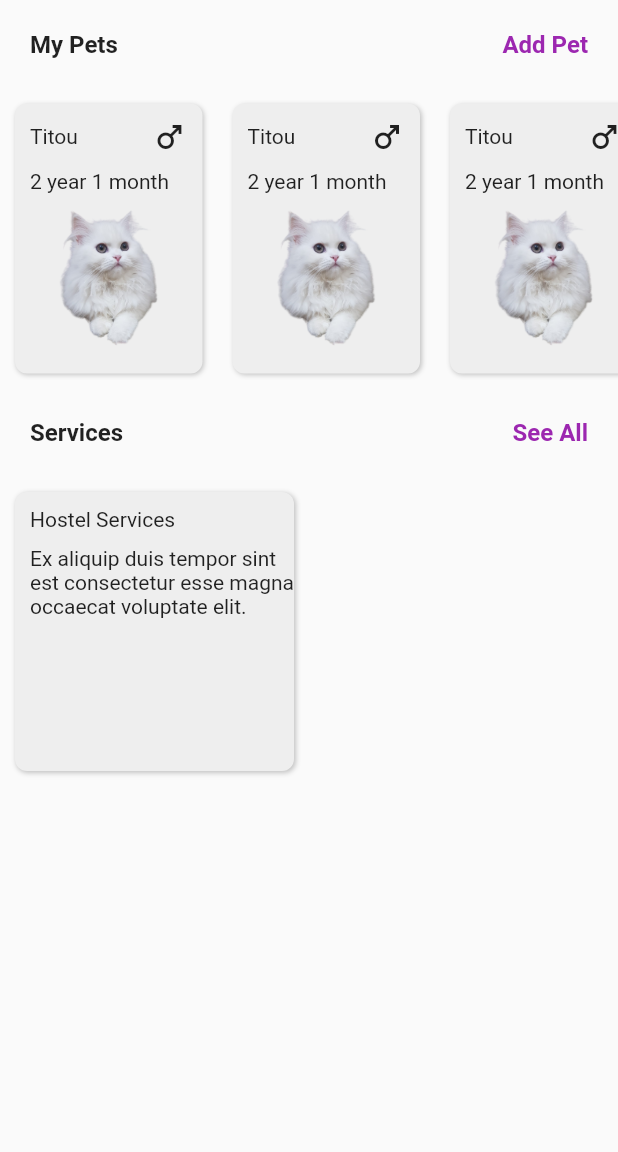
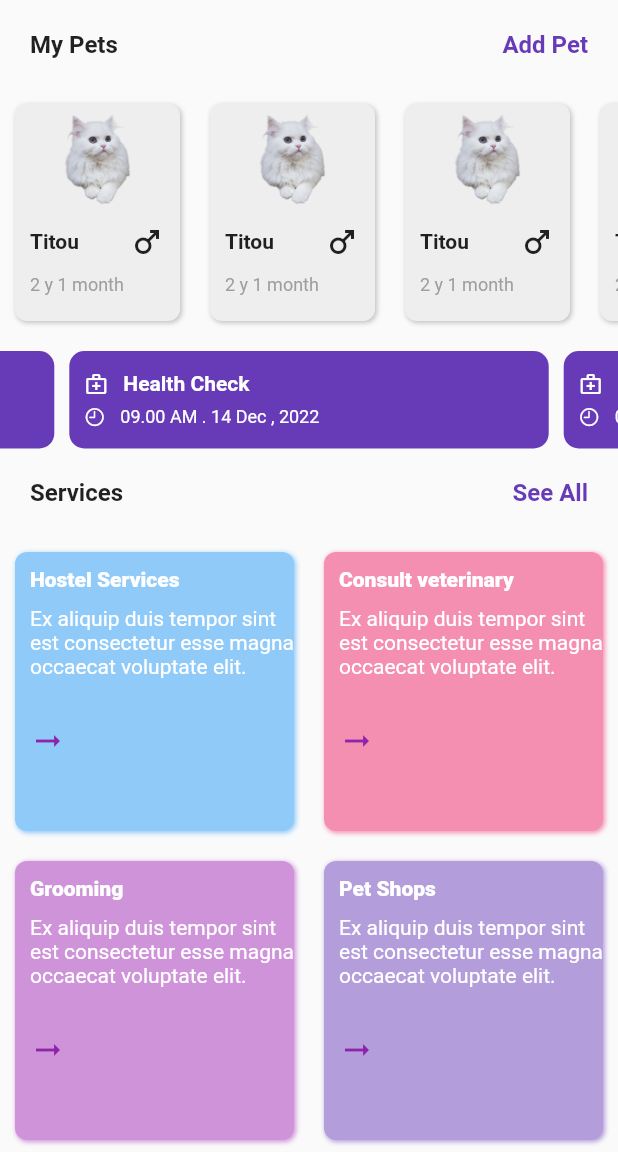
Before and after one commit to jithuhari/Hackathon_App, a Flutter app: the screen it shows after launch, on a phone screen of 412 x 824 dp, the part 84-1236 px from its top. Run offline on Flutter 3.47's test engine with Material 2 defaults, Android fonts, the phone set to English and light mode, and no system bars; drawn by our look-alikes of carousel_slider; our stand-ins replace get.

Commit message:
Add services

```diff
--- a/lib/Screens/home/home_screen.dart
+++ b/lib/Screens/home/home_screen.dart
@@ -1,19 +1,60 @@
+import 'package:carousel_slider/carousel_slider.dart';
+import 'package:flutter/cupertino.dart';
 import 'package:flutter/material.dart';
+import 'package:get/get.dart';
+import 'package:hackathon_app/Screens/animal_profile/animal_profile_screen.dart';
 import 'package:hackathon_app/theme/colors/colors.dart';
 import 'package:hackathon_app/theme/constants/const.dart';
 import 'package:hackathon_app/widgets/animal_card.dart';
 import 'package:hackathon_app/widgets/animal_services_widget.dart';
+import 'package:hackathon_app/widgets/drawer_widget.dart';
 
 class HomeScreen extends StatelessWidget {
-  const HomeScreen({Key? key}) : super(key: key);
+  HomeScreen({Key? key}) : super(key: key);
+
+  List headings = [
+    'Hostel Services',
+    'Consult veterinary',
+    'Grooming',
+    'Pet Shops',
+    'Pet Products',
+    'Events',
+    'Training',
+    'Breeding',
+    'Adoption',
+    'Insurance',
+    'Lost tracking (GPS tag)',
+  ];
+
+  List accents = <Color>[
+    Colors.blue.shade200,
+    Colors.pink.shade200,
+    Colors.purple.shade200,
+    Colors.deepPurple.shade200,
+    Colors.indigo.shade200,
+    Colors.red.shade200,
+    Colors.lightBlue.shade200,
+    Colors.cyan.shade200,
+    Colors.teal.shade200,
+    Colors.green.shade200,
+    Colors.lightGreen.shade200,
+  ];
 
   @override
   Widget build(BuildContext context) {
     return Scaffold(
+      drawer: const DrawerWidget(),
       appBar: AppBar(
         elevation: 0,
         backgroundColor: kAppbarColor,
-        leading: const Icon(Icons.menu_outlined, color: kTextColor),
+        leading: Builder(builder: (context) {
+          return GestureDetector(
+            onTap: () {
+              Scaffold.of(context).openDrawer();
+            },
+            child: const Icon(Icons.menu_outlined, color: kTextColor),
+          );
+        }),
         title: Row(
           mainAxisAlignment: MainAxisAlignment.center,
           children: const [
@@ -33,7 +74,10 @@ class HomeScreen extends StatelessWidget {
           )
         ],
       ),
-      body: SafeArea(
+      body: SingleChildScrollView(
+        child: SafeArea(
+          child: SizedBox(
+            height: MediaQuery.of(context).size.height,
             child: Column(
               children: [
                 Padding(
@@ -43,7 +87,8 @@ class HomeScreen extends StatelessWidget {
                     children: const [
                       Text(
                         'My Pets',
-                  style: TextStyle(fontWeight: FontWeight.bold, fontSize: 16),
+                        style: TextStyle(
+                            fontWeight: FontWeight.bold, fontSize: 16),
                       ),
                       Text(
                         'Add Pet',
@@ -56,19 +101,84 @@ class HomeScreen extends StatelessWidget {
                   ),
                 ),
                 SizedBox(
-            height: 200,
+                  height: 165,
                   child: ListView.separated(
                       scrollDirection: Axis.horizontal,
-                itemBuilder: (context, intex) => const AnimalCard(
+                      itemBuilder: (context, intex) => GestureDetector(
+                        onTap: (){
+                          Get.to(const AnimalProfileScreen());
+                        },
+                        child: const AnimalCard(
                               myIcons: Icons.male,
                               name: 'Titou',
-                      ageDetails: '2 year 1 month',
+                              ageDetails: '2 y 1 month', homeWidth: 110,
+                            ),
                       ),
                       separatorBuilder: (context, index) => const SizedBox(
                             width: 0,
                           ),
                       itemCount: 4),
                 ),
+                kheight,
+                //Carousel Slider
+
+                CarouselSlider(
+                  options: CarouselOptions(height: 65.0),
+                  items: ['Health Checkup', 'Champions', 3].map((i) {
+                    return Builder(
+                      builder: (BuildContext context) {
+                        return Container(
+                            width: MediaQuery.of(context).size.width,
+                            margin: const EdgeInsets.symmetric(horizontal: 5.0),
+                            decoration: BoxDecoration(
+                                color: Colors.deepPurple.shade500,
+                                borderRadius: BorderRadius.circular(10)),
+                            child: Padding(
+                              padding: kPadding10,
+                              child: Column(
+                                mainAxisAlignment:
+                                    MainAxisAlignment.spaceAround,
+                                children: [
+                                  Row(
+                                    crossAxisAlignment:
+                                        CrossAxisAlignment.start,
+                                    children: const [
+                                      Icon(Icons.medical_services_outlined,
+                                          size: 16, color: Colors.white),
+                                      kWidth,
+                                      Text(
+                                        'Health Check',
+                                        style: TextStyle(
+                                            fontSize: 14.0,
+                                            color: Colors.white,
+                                            fontWeight: FontWeight.bold),
+                                      ),
+                                    ],
+                                  ),
+                                  Row(
+                                    crossAxisAlignment:
+                                        CrossAxisAlignment.start,
+                                    children: const [
+                                      Icon(CupertinoIcons.clock,
+                                          size: 14, color: Colors.white),
+                                      kWidth,
+                                      Text(
+                                        '09.00 AM . 14 Dec , 2022',
+                                        style: TextStyle(
+                                          fontSize: 12.0,
+                                          color: Colors.white,
+                                        ),
+                                      ),
+                                    ],
+                                  ),
+                                ],
+                              ),
+                            ));
+                      },
+                    );
+                  }).toList(),
+                ),
+
                 Padding(
                   padding: kPadding20,
                   child: Row(
@@ -76,7 +186,8 @@ class HomeScreen extends StatelessWidget {
                     children: const [
                       Text(
                         'Services',
-                  style: TextStyle(fontWeight: FontWeight.bold, fontSize: 16),
+                        style: TextStyle(
+                            fontWeight: FontWeight.bold, fontSize: 16),
                       ),
                       Text(
                         'See All',
@@ -89,38 +200,26 @@ class HomeScreen extends StatelessWidget {
                   ),
                 ),
                 Expanded(
-            child: GridView.count(
-              // gridDelegate: const SliverGridDelegateWithFixedCrossAxisCount(
-              //   crossAxisCount: 2,
-              // ),
-              crossAxisCount: 2,
-              shrinkWrap: true,
-              children: const [
-                AnimalServiceWidget(
+                  child: GridView.builder(
+                    itemCount: headings.length,
+                    itemBuilder: (context, index) => AnimalServiceWidget(
                       details:
                           'Ex aliquip duis tempor sint est consectetur esse magna occaecat voluptate elit.',
-                  heading: 'Hostel Services',
+                      heading: headings[index],
+                      cardColors: accents[index],
                     ),
-                // AnimalServiceWidget(
-                //   details:
-                //       'Ex aliquip duis tempor sint est consectetur esse magna occaecat voluptate elit.',
-                //   heading: 'Hostel Services',
-                // ),
-                // AnimalServiceWidget(
-                //   details:
-                //       'Ex aliquip duis tempor sint est consectetur esse magna occaecat voluptate elit.',
-                //   heading: 'Hostel Services',
-                // ),
-                // AnimalServiceWidget(
-                //   details:
-                //       'Ex aliquip duis tempor sint est consectetur esse magna occaecat voluptate elit.',
-                //   heading: 'Hostel Services',
-                // ),
+                    gridDelegate:
+                        const SliverGridDelegateWithFixedCrossAxisCount(
+                      crossAxisCount: 2,
+                    ),
+                  ),
+                ),
+                kheight20
               ],
             ),
-          )
-        ],
-      )),
+          ),
+        ),
+      ),
     );
   }
 }
--- a/lib/main.dart
+++ b/lib/main.dart
@@ -1,4 +1,5 @@
 import 'package:flutter/material.dart';
+import 'package:get/get.dart';
 import 'package:hackathon_app/Screens/home/home_screen.dart';
 
 void main() {
@@ -11,7 +12,7 @@ class MyApp extends StatelessWidget {
   // This widget is the root of your application.
   @override
   Widget build(BuildContext context) {
-    return const MaterialApp(
+    return  GetMaterialApp(
       home: HomeScreen(),
     );
   }
--- a/lib/theme/colors/colors.dart
+++ b/lib/theme/colors/colors.dart
@@ -8,4 +8,5 @@ import 'package:flutter/material.dart';
 
 const kTextColor = Colors.black;
 const kAppbarColor = Colors.white;
-const kTextLinkColor = Colors.purple;
+const kTextWhiteColor = Colors.white;
+const kTextLinkColor = Colors.deepPurple;
--- a/lib/widgets/animal_card.dart
+++ b/lib/widgets/animal_card.dart
@@ -7,11 +7,13 @@ class AnimalCard extends StatelessWidget {
     required this.name,
     required this.myIcons,
     required this.ageDetails,
+    required this.homeWidth,
   }) : super(key: key);
 
   final String name;
   final IconData myIcons;
   final String ageDetails;
+  final double homeWidth;
 
   @override
   Widget build(BuildContext context) {
@@ -27,25 +29,34 @@ class AnimalCard extends StatelessWidget {
                   offset: const Offset(1, 1))
             ],
             borderRadius: BorderRadius.circular(8)),
-        width: 125,
+        width: homeWidth,
         child: Column(
           children: [
+            const Image(height: 80, image: AssetImage('assets/cat1.png')),
             Padding(
-              padding: kPadding10,
+              padding: const EdgeInsets.fromLTRB(10, 0, 10, 10),
               child: Row(
                 mainAxisAlignment: MainAxisAlignment.spaceBetween,
-                children: [Text(name), Icon(myIcons)],
+                children: [
+                  Text(
+                    name,
+                    style: const TextStyle(fontWeight: FontWeight.bold),
+                  ),
+                  Icon(myIcons)
+                ],
               ),
             ),
             Padding(
               padding: const EdgeInsets.fromLTRB(10, 0, 0, 0),
               child: Row(
                 children: [
-                  Text(ageDetails),
+                  Text(
+                    ageDetails,
+                    style: const TextStyle(color: Colors.grey, fontSize: 12),
+                  ),
                 ],
               ),
             ),
-            const Image(height: 120, image: AssetImage('assets/cat1.png'))
           ],
         ),
       ),
--- a/lib/widgets/animal_services_widget.dart
+++ b/lib/widgets/animal_services_widget.dart
@@ -1,4 +1,5 @@
 import 'package:flutter/material.dart';
+import 'package:hackathon_app/theme/colors/colors.dart';
 import 'package:hackathon_app/theme/constants/const.dart';
 
 class AnimalServiceWidget extends StatelessWidget {
@@ -6,10 +7,12 @@ class AnimalServiceWidget extends StatelessWidget {
     Key? key,
     required this.heading,
     required this.details,
+    required this.cardColors,
   }) : super(key: key);
 
   final String heading;
   final String details;
+  final Color cardColors;
 
   @override
   Widget build(BuildContext context) {
@@ -17,12 +20,10 @@ class AnimalServiceWidget extends StatelessWidget {
       padding: kPadding10,
       child: Container(
         decoration: BoxDecoration(
-            color: Colors.grey.shade200,
+            color: cardColors,
             boxShadow: [
               BoxShadow(
-                  color: Colors.grey.withOpacity(0.6),
-                  blurRadius: 2,
-                  offset: const Offset(1, 1))
+                  color: cardColors, blurRadius: 2, offset: const Offset(1, 1))
             ],
             borderRadius: BorderRadius.circular(8)),
         width: 125,
@@ -32,15 +33,34 @@ class AnimalServiceWidget extends StatelessWidget {
               padding: kPadding10,
               child: Row(
                 mainAxisAlignment: MainAxisAlignment.spaceBetween,
-                children: [Text(heading),],
+                children: [
+                  Text(
+                    heading,
+                    style: const TextStyle(
+                        color: kTextWhiteColor, fontWeight: FontWeight.w800),
+                  ),
+                ],
               ),
             ),
             Padding(
               padding: const EdgeInsets.fromLTRB(10, 0, 0, 0),
               child: Text(
                 details,
-                ),
+                style: const TextStyle(color: kTextWhiteColor),
+              ),
             ),
+            kheight20,
+            Padding(
+              padding: kPadding10,
+              child: Row(
+                children: [
+                  Icon(
+                    Icons.arrow_right_alt_outlined,
+                    color: Colors.purple.shade600,
+                  ),
+                ],
+              ),
+            )
           ],
         ),
       ),
--- a/pubspec.yaml
+++ b/pubspec.yaml
@@ -35,6 +35,8 @@ dependencies:
   # Use with the CupertinoIcons class for iOS style icons.
   cupertino_icons: ^1.0.2
   iconify_flutter: ^0.0.5
+  carousel_slider: ^4.1.1
+  get: ^4.6.5
 
 dev_dependencies:
   flutter_test:
```
Also changed, not shown: lib/Screens/animal_profile/animal_profile_screen.dart (added, +48 -0 lines), lib/widgets/drawer_widget.dart (added, +74 -0 lines), pubspec.lock. Lines whose indentation alone changed are shown as unchanged.
